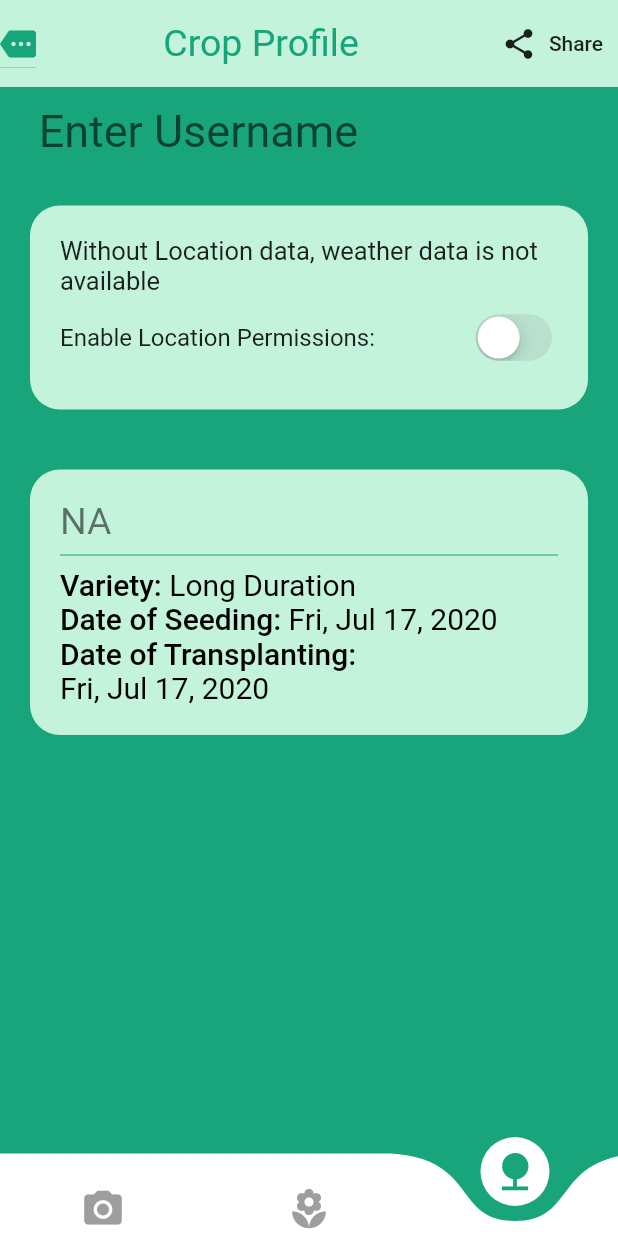
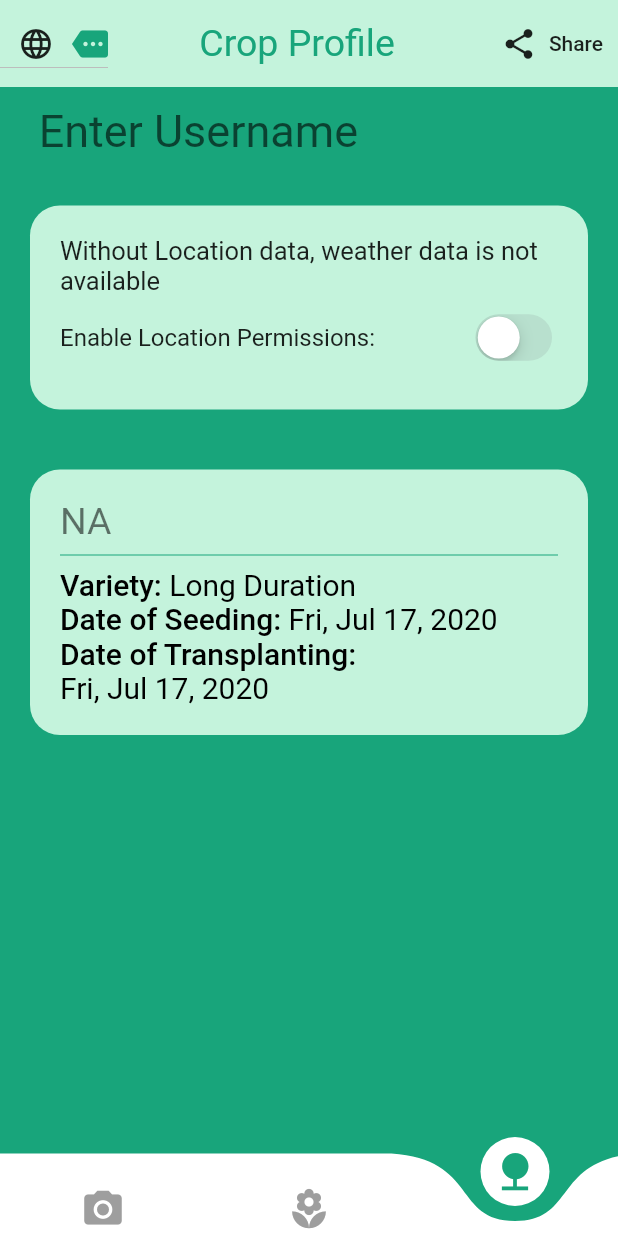
Before and after one commit to gavinkhung/synopsys-fair-2021, a Flutter app: the Home screen opened directly, item 3 of the bottom bar chosen, on a phone screen of 412 x 824 dp. Run offline on Flutter 3.47's test engine with Material 2 defaults, Android fonts, the phone set to English and light mode, and no system bars; drawn by our look-alikes of auto_size_text, curved_navigation_bar; our stand-ins replace cloud_firestore, country_code_picker, firebase_analytics, firebase_auth, firebase_messaging, google_maps_flutter and 7 more; missing offline and left inert: geocoder; accounts and stored records are empty; network calls fail.

Commit message:
minor edits

```diff
--- a/jaikrishi/lib/screens/home/profile.dart
+++ b/jaikrishi/lib/screens/home/profile.dart
@@ -6,6 +6,7 @@
 import 'package:leaf_problem_detection/utils/firebase.dart';
 import 'package:leaf_problem_detection/utils/localization.dart';
 import 'package:leaf_problem_detection/utils/location.dart';
+import 'package:leaf_problem_detection/widgets/card.dart';
 import 'package:provider/provider.dart';
 import 'package:share/share.dart';
 
@@ -58,7 +59,26 @@
                       return Center(
                         child: DropdownButton(
                           icon: Icon(Icons.more, color: myGreen),
-                          items: [DropdownMenuItem(child: Text(""))],
+                          items: [
+                            DropdownMenuItem(
+                              child: IconButton(
+                                icon: Icon(Icons.language),
+                                onPressed: () {
+                                  pickLang(
+                                      context,
+                                      Provider.of<UserModel>(context,
+                                              listen: false)
+                                          .uid);
+                                },
+                              ),
+                            ),
+                            DropdownMenuItem(
+                                child: IconButton(
+                                    icon: Icon(Icons.location_on),
+                                    onPressed: () {
+                                      getLocation().then((value) {});
+                                    }))
+                          ],
                           onChanged: (value) {},
                         ),
                       );
@@ -133,25 +153,11 @@
                       ],
                     ),
                     buildWeatherCard(context),
-                    cropInfoCard(),
+                    card(context, getUserData()),
                   ],
                 ))
           ])),
         ),
-      ),
-    );
-  }
-
-  Widget cropInfoCard() {
-    return Container(
-      padding: EdgeInsets.all(20),
-      child: Container(
-        width: MediaQuery.of(context).size.width,
-        decoration: BoxDecoration(
-            color: Color.fromRGBO(196, 243, 220, 1),
-            borderRadius: BorderRadius.circular(20)),
-        padding: EdgeInsets.all(20),
-        child: IntrinsicHeight(child: getUserData()),
       ),
     );
   }
--- a/jaikrishi/lib/utils/firebase.dart
+++ b/jaikrishi/lib/utils/firebase.dart
@@ -127,6 +127,7 @@
                             if (uid != "") {
                               updateUser(uid, {"lang": "en"});
                             }
+                            Navigator.pop(context);
                             setState(() {
                               selectedIndex = 0;
                             });
@@ -153,6 +154,7 @@
                             if (uid != "") {
                               updateUser(uid, {"lang": "hi"});
                             }
+                            Navigator.pop(context);
                             setState(() {
                               selectedIndex = 2;
                             });
@@ -523,7 +525,7 @@
 
 FutureBuilder showUsername(String uid, TextEditingController controller) {
   return FutureBuilder<DocumentSnapshot>(
-      future: Firestore.instance.collection("users").document(uid).get(),
+      future: getData(uid),
       builder: (context, data) {
         if (data.hasData) {
           if (data.data["name"] != null) controller.text = data.data["name"];
```
Also changed, not shown: 56 other files.
